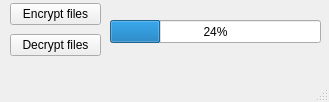
Qt form BaseGUI.ui (Pys3nberg/FileEncryptor) before a commit.
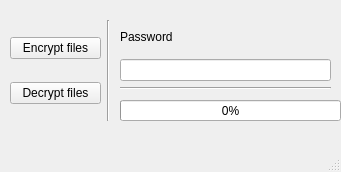
The same form after that commit. Icons and pictures are not drawn.

Commit message: Added some gui files, and made the final encyrption functions

What changed in the file:
```diff
--- a/BaseGUI.ui
+++ b/BaseGUI.ui
@@ -6,8 +6,8 @@
    <rect>
     <x>0</x>
     <y>0</y>
-    <width>329</width>
-    <height>102</height>
+    <width>341</width>
+    <height>172</height>
    </rect>
   </property>
   <property name="windowTitle">
@@ -21,23 +21,23 @@
    <widget class="QProgressBar" name="progressBar">
     <property name="geometry">
      <rect>
-      <x>110</x>
-      <y>20</y>
-      <width>211</width>
-      <height>23</height>
+      <x>120</x>
+      <y>100</y>
+      <width>221</width>
+      <height>21</height>
      </rect>
     </property>
     <property name="value">
-     <number>24</number>
+     <number>0</number>
     </property>
    </widget>
    <widget class="QWidget" name="verticalLayoutWidget">
     <property name="geometry">
      <rect>
       <x>10</x>
-      <y>0</y>
+      <y>20</y>
       <width>91</width>
-      <height>61</height>
+      <height>101</height>
      </rect>
     </property>
     <layout class="QVBoxLayout" name="verticalLayout">
@@ -57,6 +57,61 @@
      </item>
     </layout>
    </widget>
+   <widget class="QWidget" name="verticalLayoutWidget_2">
+    <property name="geometry">
+     <rect>
+      <x>120</x>
+      <y>20</y>
+      <width>211</width>
+      <height>61</height>
+     </rect>
+    </property>
+    <layout class="QVBoxLayout" name="verticalLayout_2">
+     <item>
+      <widget class="QLabel" name="label">
+       <property name="text">
+        <string>Password</string>
+       </property>
+      </widget>
+     </item>
+     <item>
+      <widget class="QLineEdit" name="passEdit">
+       <property name="text">
+        <string/>
+       </property>
+       <property name="echoMode">
+        <enum>QLineEdit::Password</enum>
+       </property>
+      </widget>
+     </item>
+    </layout>
+   </widget>
+   <widget class="Line" name="line">
+    <property name="geometry">
+     <rect>
+      <x>120</x>
+      <y>80</y>
+      <width>211</width>
+      <height>16</height>
+     </rect>
+    </property>
+    <property name="orientation">
+     <enum>Qt::Horizontal</enum>
+    </property>
+   </widget>
+   <widget class="Line" name="line_2">
+    <property name="geometry">
+     <rect>
+      <x>100</x>
+      <y>20</y>
+      <width>16</width>
+      <height>101</height>
+     </rect>
+    </property>
+    <property name="orientation">
+     <enum>Qt::Vertical</enum>
+    </property>
+   </widget>
   </widget>
   <widget class="QMenuBar" name="menubar">
    <property name="geometry">
```
Left out of the diff: 16 changed lines with no effect on the pictures. The commit also changes 4 other files.
